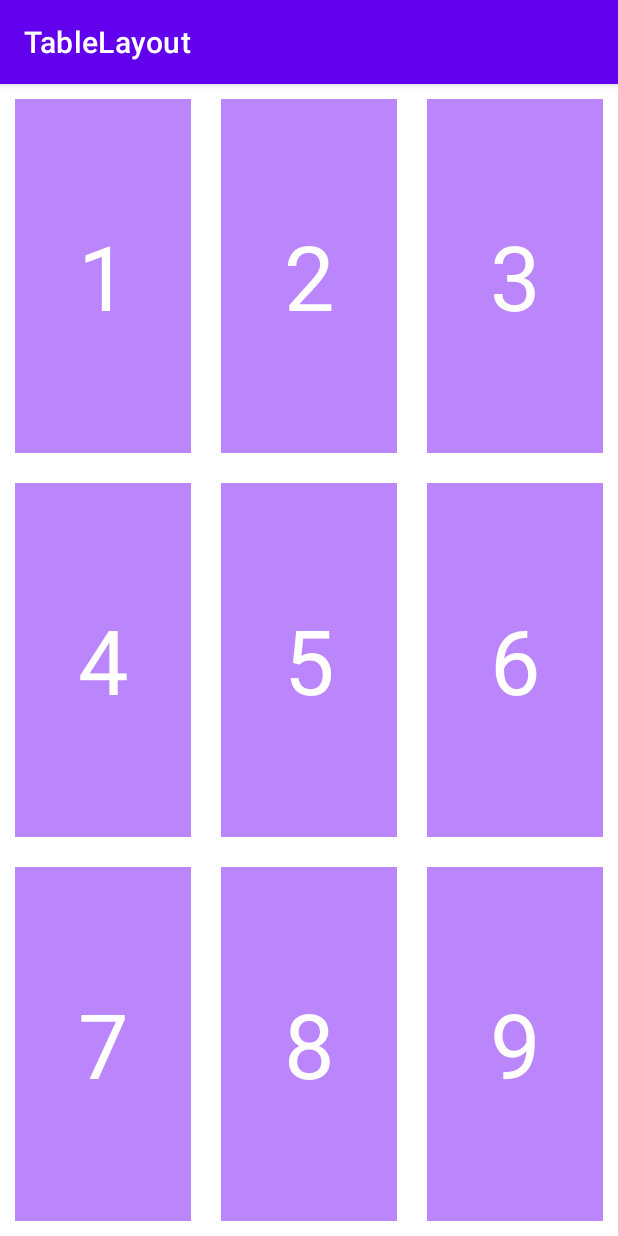
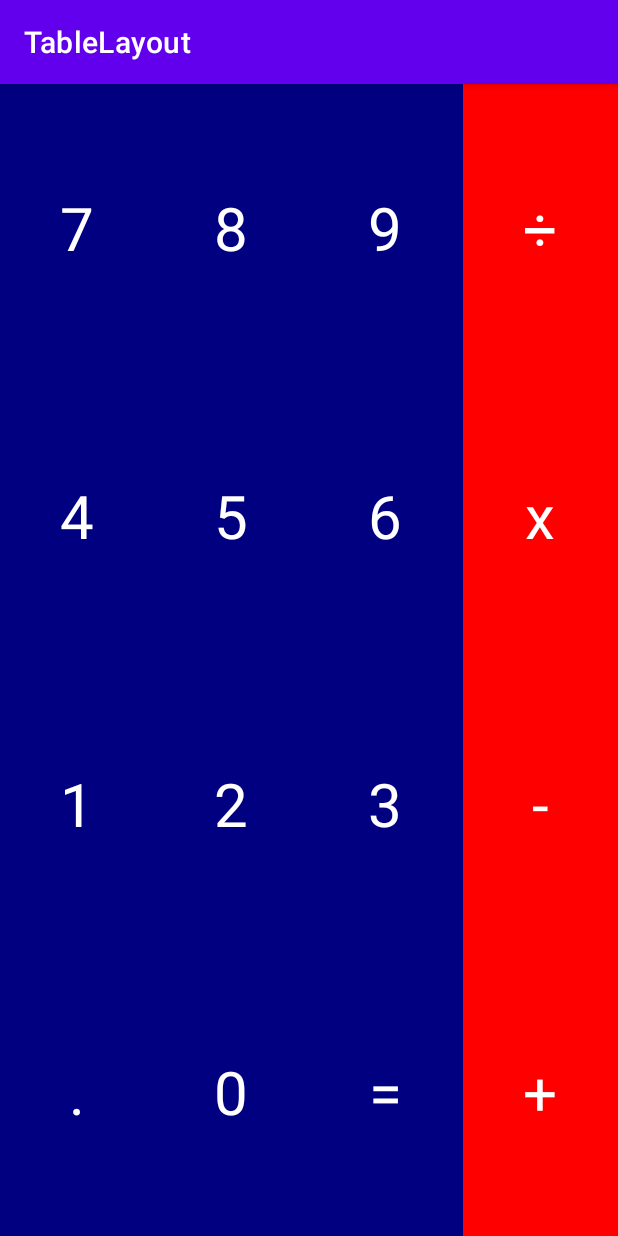
Before and after one commit to joan411/TableLayout, an Android app: the screen it shows after launch (MainActivity), on a phone screen of 412 x 824 dp. Run offline under Robolectric (Android 15) with nearby library versions, the phone set to English and light mode, and no system bars.

Commit message:
Exercici 2

```diff
--- a/app/src/main/res/layout/activity_main.xml
+++ b/app/src/main/res/layout/activity_main.xml
@@ -15,35 +15,42 @@
         <TextView
             android:layout_width="wrap_content"
             android:layout_height="match_parent"
-            android:layout_margin="10dp"
             android:layout_weight="1"
-            android:background="@color/purple_200"
+            android:background="#000080"
             android:gravity="center"
-            android:text="1"
+            android:text="7"
             android:textColor="@color/white"
-            android:textSize="60dp"/>
+            android:textSize="40dp"/>
 
         <TextView
             android:layout_width="wrap_content"
             android:layout_height="match_parent"
-            android:layout_margin="10dp"
             android:layout_weight="1"
-            android:background="@color/purple_200"
+            android:background="#000080"
             android:gravity="center"
-            android:text="2"
+            android:text="8"
             android:textColor="@color/white"
-            android:textSize="60dp"/>
+            android:textSize="40dp"/>
 
         <TextView
             android:layout_width="wrap_content"
             android:layout_height="match_parent"
-            android:layout_margin="10dp"
             android:layout_weight="1"
-            android:background="@color/purple_200"
+            android:background="#000080"
             android:gravity="center"
-            android:text="3"
+            android:text="9"
             android:textColor="@color/white"
-            android:textSize="60dp"/>
+            android:textSize="40dp"/>
+
+        <TextView
+            android:layout_width="wrap_content"
+            android:layout_height="match_parent"
+            android:layout_weight="1"
+            android:background="#FF0000"
+            android:gravity="center"
+            android:text="÷"
+            android:textColor="@color/white"
+            android:textSize="40dp"/>
     </TableRow>
 
     <TableRow
@@ -55,35 +62,42 @@
         <TextView
             android:layout_width="wrap_content"
             android:layout_height="match_parent"
-            android:layout_margin="10dp"
             android:layout_weight="1"
-            android:background="@color/purple_200"
+            android:background="#000080"
             android:gravity="center"
             android:text="4"
             android:textColor="@color/white"
-            android:textSize="60dp"/>
+            android:textSize="40dp"/>
 
         <TextView
             android:layout_width="wrap_content"
             android:layout_height="match_parent"
-            android:layout_margin="10dp"
             android:layout_weight="1"
-            android:background="@color/purple_200"
+            android:background="#000080"
             android:gravity="center"
             android:text="5"
             android:textColor="@color/white"
-            android:textSize="60dp"/>
+            android:textSize="40dp"/>
 
         <TextView
             android:layout_width="wrap_content"
             android:layout_height="match_parent"
-            android:layout_margin="10dp"
             android:layout_weight="1"
-            android:background="@color/purple_200"
+            android:background="#000080"
             android:gravity="center"
             android:text="6"
             android:textColor="@color/white"
-            android:textSize="60dp"/>
+            android:textSize="40dp"/>
+
+        <TextView
+            android:layout_width="wrap_content"
+            android:layout_height="match_parent"
+            android:layout_weight="1"
+            android:background="#FF0000"
+            android:gravity="center"
+            android:text="x"
+            android:textColor="@color/white"
+            android:textSize="40dp"/>
     </TableRow>
 
     <TableRow
@@ -95,35 +109,89 @@
         <TextView
             android:layout_width="wrap_content"
             android:layout_height="match_parent"
-            android:layout_margin="10dp"
             android:layout_weight="1"
-            android:background="@color/purple_200"
+            android:background="#000080"
             android:gravity="center"
-            android:text="7"
+            android:text="1"
             android:textColor="@color/white"
-            android:textSize="60dp"/>
+            android:textSize="40dp"/>
 
         <TextView
             android:layout_width="wrap_content"
             android:layout_height="match_parent"
-            android:layout_margin="10dp"
             android:layout_weight="1"
-            android:background="@color/purple_200"
+            android:background="#000080"
             android:gravity="center"
-            android:text="8"
+            android:text="2"
             android:textColor="@color/white"
-            android:textSize="60dp"/>
+            android:textSize="40dp"/>
 
         <TextView
             android:layout_width="wrap_content"
             android:layout_height="match_parent"
-            android:layout_margin="10dp"
             android:layout_weight="1"
-            android:background="@color/purple_200"
+            android:background="#000080"
             android:gravity="center"
-            android:text="9"
+            android:text="3"
             android:textColor="@color/white"
-            android:textSize="60dp"/>
+            android:textSize="40dp"/>
+
+        <TextView
+            android:layout_width="wrap_content"
+            android:layout_height="match_parent"
+            android:layout_weight="1"
+            android:background="#FF0000"
+            android:gravity="center"
+            android:text="-"
+            android:textColor="@color/white"
+            android:textSize="40dp"/>
+    </TableRow>
+
+    <TableRow
+        android:layout_width="match_parent"
+        android:layout_height="match_parent"
+        android:layout_weight="1"
+        android:orientation="vertical">
+
+        <TextView
+            android:layout_width="wrap_content"
+            android:layout_height="match_parent"
+            android:layout_weight="1"
+            android:background="#000080"
+            android:gravity="center"
+            android:text="."
+            android:textColor="@color/white"
+            android:textSize="40dp"/>
+
+        <TextView
+            android:layout_width="wrap_content"
+            android:layout_height="match_parent"
+            android:layout_weight="1"
+            android:background="#000080"
+            android:gravity="center"
+            android:text="0"
+            android:textColor="@color/white"
+            android:textSize="40dp"/>
+
+        <TextView
+            android:layout_width="wrap_content"
+            android:layout_height="match_parent"
+            android:layout_weight="1"
+            android:background="#000080"
+            android:gravity="center"
+            android:text="="
+            android:textColor="@color/white"
+            android:textSize="40dp"/>
+
+        <TextView
+            android:layout_width="wrap_content"
+            android:layout_height="match_parent"
+            android:layout_weight="1"
+            android:background="#FF0000"
+            android:gravity="center"
+            android:text="+"
+            android:textColor="@color/white"
+            android:textSize="40dp"/>
     </TableRow>
 
 </TableLayout>
```
